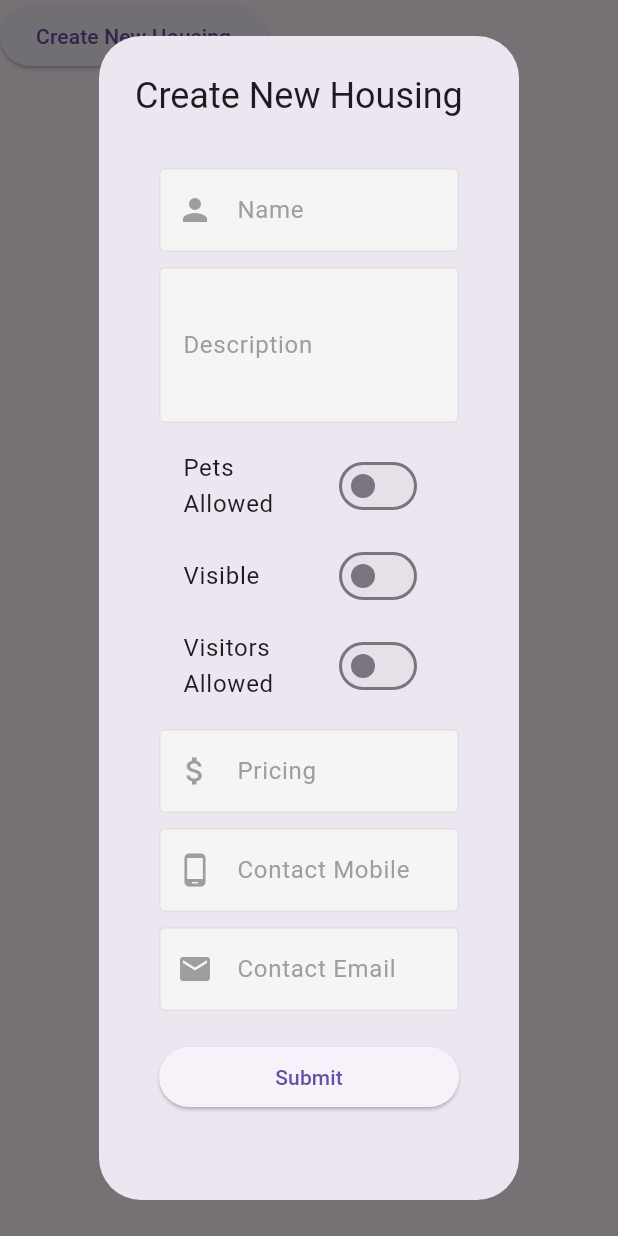
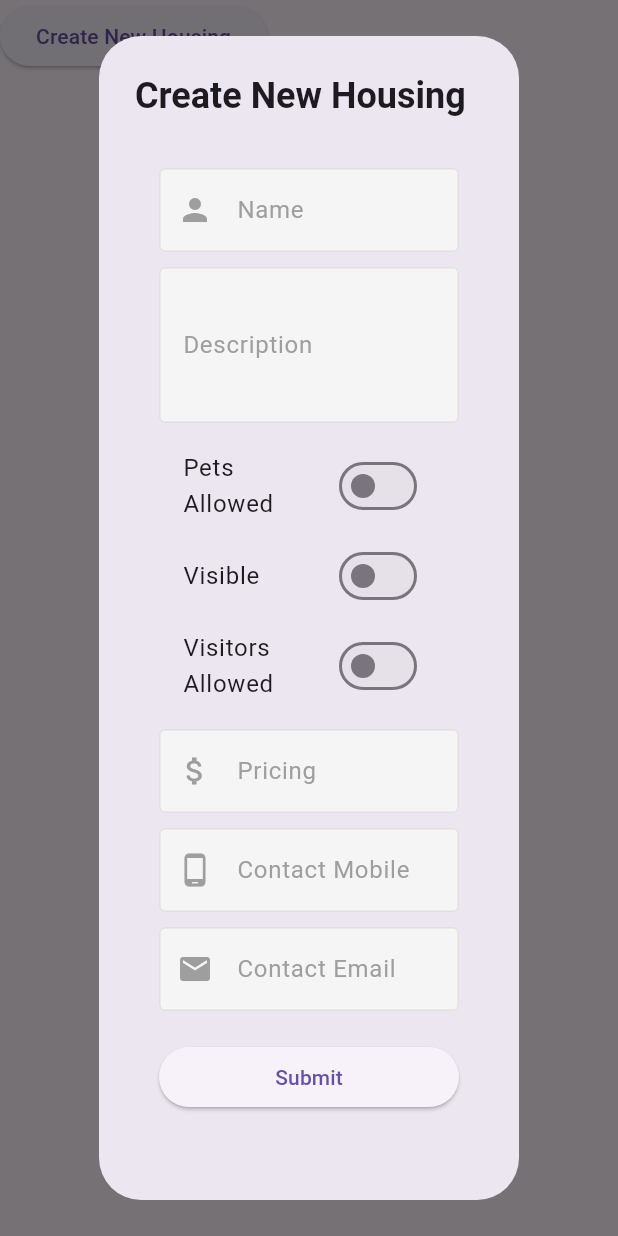
Before and after one commit to mary3l/Flutter-Web_Student_Housing, a Flutter app: the CreateButton widget shown alone on an empty page, opened directly, after a tap on "Create New Housing", on a phone screen of 412 x 824 dp. Run offline on Flutter 3.47's test engine with Material 3 defaults, Android fonts, the phone set to English and light mode, and no system bars; our stand-ins replace carousel_slider, cloud_firestore, firebase_auth, firebase_core, google_sign_in, shared_preferences; accounts and stored records are empty.

Commit message:
Fixing UI

```diff
--- a/lib/widgets/Form.dart
+++ b/lib/widgets/Form.dart
@@ -269,6 +269,7 @@ class _HousingFormState extends State<HousingForm> {
                       ),
                     );
                   }
+                  Navigator.pop(context);
                 },
                 child: Text('Submit'),
               ),
--- a/lib/widgets/create_button.dart
+++ b/lib/widgets/create_button.dart
@@ -14,7 +14,10 @@ class CreateButton extends StatelessWidget {
             context: context,
             builder: (BuildContext context) {
               return AlertDialog(
-                title: Text('Create New Housing'),
+                title: Text(
+                  'Create New Housing',
+                  style: TextStyle(fontWeight: FontWeight.bold),
+                ),
                 content: HousingForm(),
               );
             },
```
Also changed, not shown: lib/screens/home.dart (+10 -7 lines).
